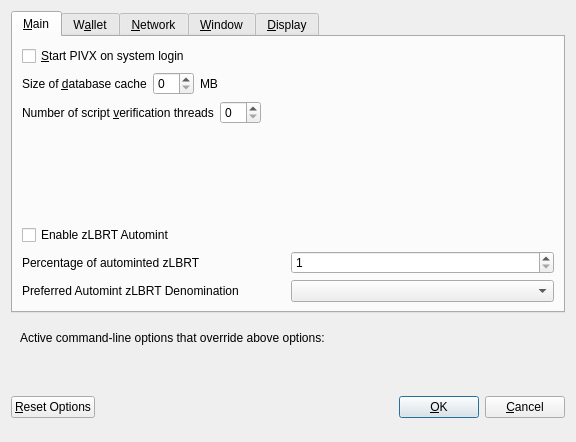
Qt form src/qt/forms/optionsdialog.ui (binarysculptor/wallet) before a commit.
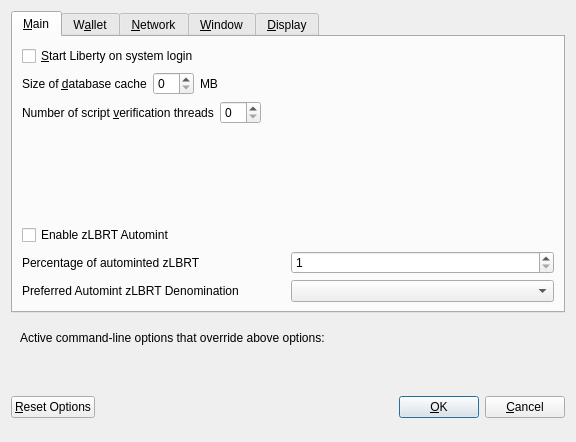
The same form after that commit. Custom widgets are drawn as their Qt base class.

Commit message: #2 Rename PIVX => Liberty

Diff of the .ui file:
```diff
--- a/src/qt/forms/optionsdialog.ui
+++ b/src/qt/forms/optionsdialog.ui
@@ -33,7 +33,7 @@
           <string>Automatically start PIVX after logging in to the system.</string>
          </property>
          <property name="text">
-          <string>&amp;Start PIVX on system login</string>
+          <string>&amp;Start Liberty on system login</string>
          </property>
         </widget>
        </item>
```
Left out of the diff: 8 changed lines with no effect on the pictures. The commit also changes 84 other files.
